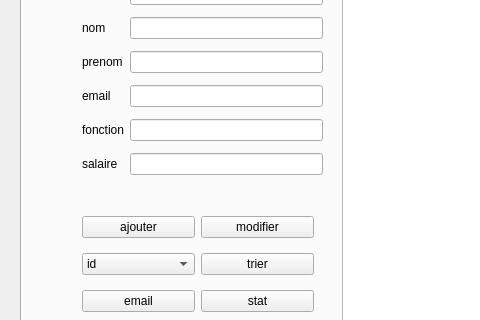
Old version of the form mainwindow.ui in the repository firastourki99/smartgarage; both pictures show x 0 to 480 and y 149 to 469 of the 975 by 716 pixel window.
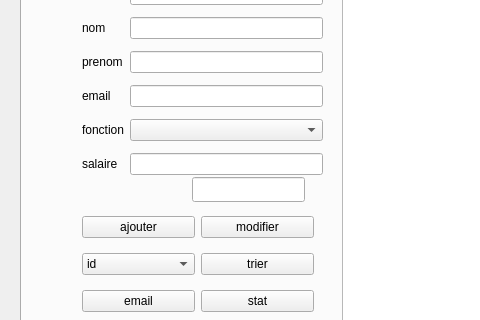
New version of the form.

The edit to the form file:
```diff
--- a/mainwindow.ui
+++ b/mainwindow.ui
@@ -128,9 +128,6 @@
        <item row="3" column="1">
         <widget class="QLineEdit" name="EMAIL"/>
        </item>
-       <item row="4" column="1">
-        <widget class="QLineEdit" name="FONCTION"/>
-       </item>
        <item row="2" column="1">
         <widget class="QLineEdit" name="PRENOM"/>
        </item>
@@ -171,6 +168,9 @@
        <item row="0" column="1">
         <widget class="QLineEdit" name="ID"/>
        </item>
+       <item row="4" column="1">
+        <widget class="QComboBox" name="comboBox_fonction"/>
+       </item>
       </layout>
      </widget>
      <widget class="QWidget" name="layoutWidget">
@@ -268,6 +268,16 @@
        </item>
       </layout>
      </widget>
+     <widget class="QLineEdit" name="FONCTION">
+      <property name="geometry">
+       <rect>
+        <x>170</x>
+        <y>270</y>
+        <width>113</width>
+        <height>25</height>
+       </rect>
+      </property>
+     </widget>
     </widget>
    </widget>
   </widget>
```
